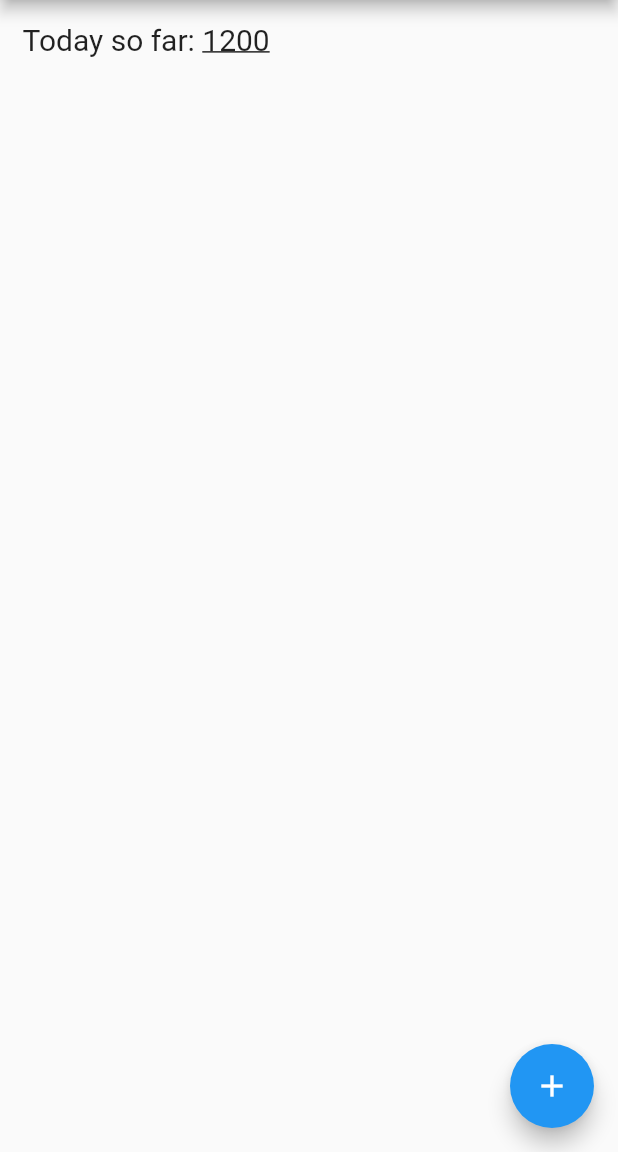
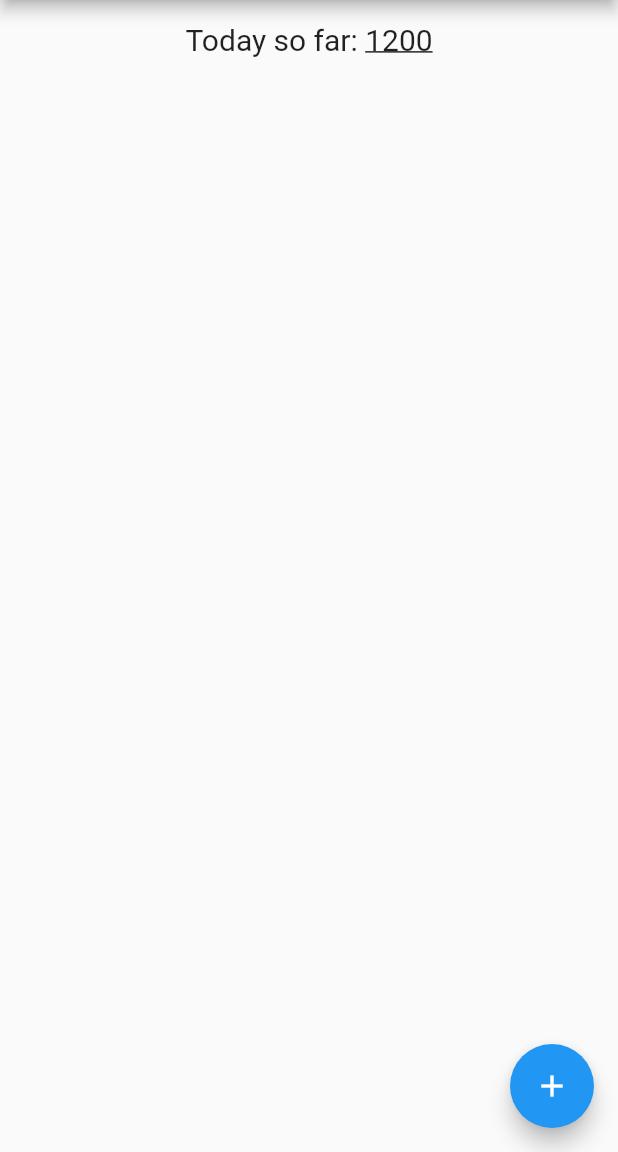
Before and after one commit to DusanTodorovic5/ExpenseTracker, a Flutter app: the screen it shows after launch, on a phone screen of 412 x 824 dp, the part 84-1236 px from its top. Run offline on Flutter 3.47's test engine with Material 2 defaults, Android fonts, the phone set to English and light mode, and no system bars.

Commit message:
Created singleton and data model

```diff
--- /dev/null
+++ b/lib/classes/expense.dart
@@ -0,0 +1,25 @@
+import 'package:flutter/material.dart';
+
+class Expense {
+  Expense({required this.name, required this.color});
+
+  String name;
+  Color color;
+
+  Expense.fromJson(Map<String, dynamic> json)
+      : name = json['name'],
+        color = Color.fromARGB(
+          json['a'],
+          json['r'],
+          json['g'],
+          json['b'],
+        );
+
+  Map<String, dynamic> toJson() => {
+        'name': name,
+        'a': color.alpha,
+        'r': color.red,
+        'g': color.green,
+        'b': color.blue,
+      };
+}
--- a/lib/pages/home_page.dart
+++ b/lib/pages/home_page.dart
@@ -21,6 +21,7 @@ class _HomePageState extends State<HomePage> {
           Padding(
             padding: const EdgeInsets.all(15.0),
             child: Row(
+              mainAxisAlignment: MainAxisAlignment.center,
               children: [
                 const Text("Today so far: ",
                     style: TextStyle(
```
Also changed, not shown: lib/classes/day.dart (added, +8 -0 lines), lib/classes/manager.dart (added, +15 -0 lines), lib/classes/pair.dart (added, +9 -0 lines).
